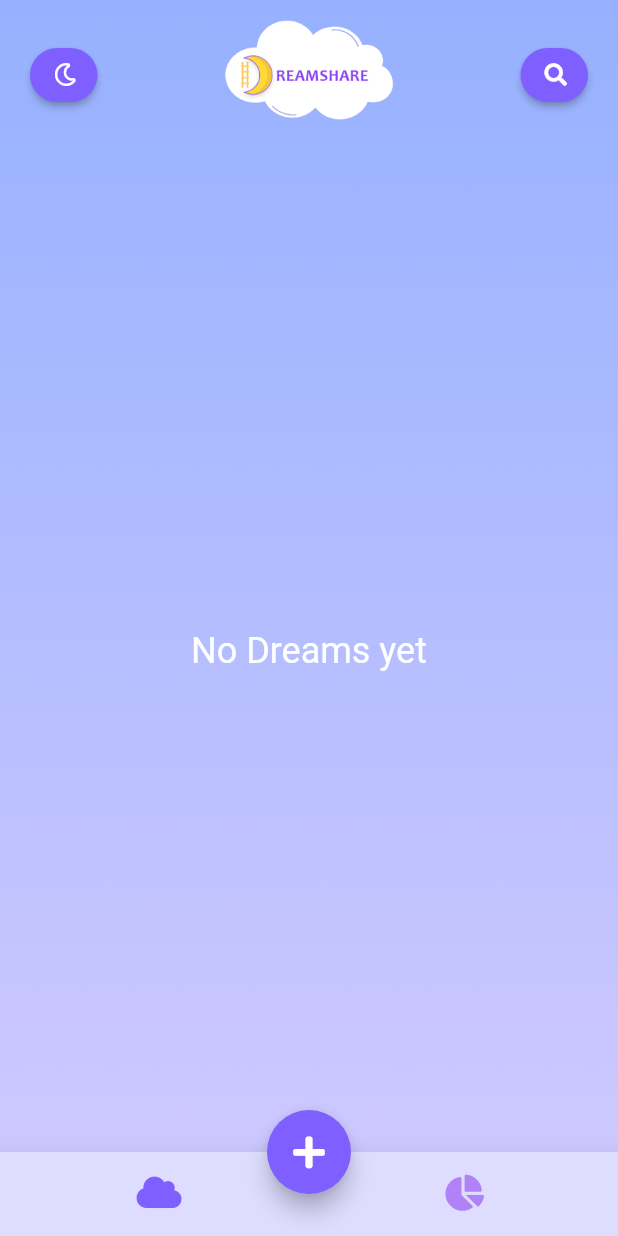
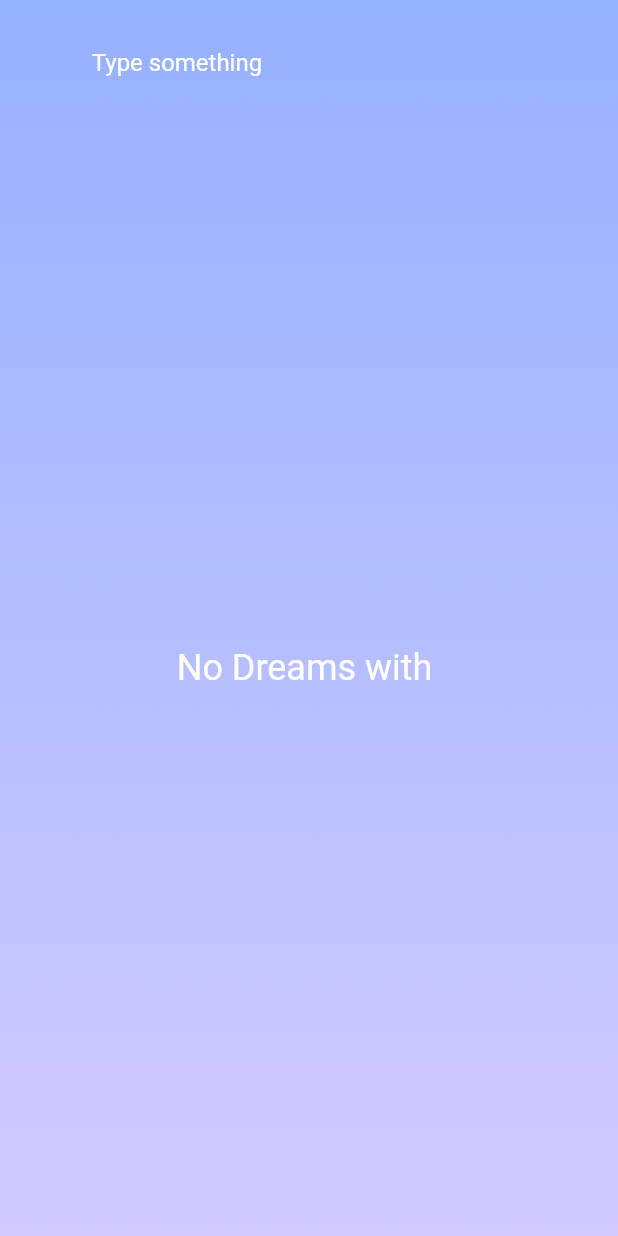
Before and after one commit to elios-cama/DreamNote, a Flutter app: the HomePage screen opened by its route, after a tap on an icon or button, on a phone screen of 412 x 824 dp. Run offline on Flutter 3.47's test engine with Material 2 defaults, Android fonts, the phone set to English and light mode, and no system bars; our stand-ins replace font_awesome_flutter, sqflite; accounts and stored records are empty.

Commit message:
added the dark mode

```diff
--- a/lib/db/database_provider.dart
+++ b/lib/db/database_provider.dart
@@ -66,6 +66,13 @@ CREATE TABLE $tableDreams (
     final result = await daba.query(tableDreams, orderBy: orderBy);
     return result.map((json) => DreamModel.fromJson(json)).toList();
   }
+  Future<List<DreamModel>> readSearchItems(String keyword) async {
+    final daba = await db.database;
+    final orderBy = '${DreamField.time} ASC';
+    final result = await daba.query(tableDreams, orderBy: orderBy, where: '_description LIKE ?', whereArgs: ['%$keyword%']);
+    return result.map((json) => DreamModel.fromJson(json)).toList();
+  }
+
 
   Future<int> update(DreamModel dream) async {
     final daba = await db.database;
--- a/lib/main.dart
+++ b/lib/main.dart
@@ -1,4 +1,5 @@
 import 'package:dreamnote/views/home_page.dart';
+import 'package:dreamnote/views/search_page.dart';
 import 'package:dreamnote/views/welcome_page.dart';
 import 'package:flutter/material.dart';
 
@@ -18,6 +19,7 @@ class MyApp extends StatelessWidget {
       routes: {
         "/"  :(context) => WelcomePage(),
         "/homepage" : (context) => HomePage(),
+
       },
     );
   }
--- a/lib/views/home_page.dart
+++ b/lib/views/home_page.dart
@@ -5,59 +5,68 @@ import 'package:dreamnote/components/purple_button.dart';
 import 'package:dreamnote/db/database_provider.dart';
 import 'package:dreamnote/model/dream_model.dart';
 import 'package:dreamnote/views/AddEdit_page.dart';
+import 'package:dreamnote/views/analytics_page.dart';
 import 'package:dreamnote/views/dreamDetailPage.dart';
+import 'package:dreamnote/views/search_page.dart';
 import 'package:dreamnote/views/welcome_page.dart';
 import 'package:flutter/material.dart';
 import 'package:flutter_staggered_grid_view/flutter_staggered_grid_view.dart';
 import 'package:font_awesome_flutter/font_awesome_flutter.dart';
 
 class HomePage extends StatefulWidget {
-  const HomePage({ Key? key }) : super(key: key);
+  const HomePage({Key? key}) : super(key: key);
 
   @override
   State<HomePage> createState() => _HomePageState();
 }
 
 class _HomePageState extends State<HomePage> {
-
   late List<DreamModel> dreams;
   bool isLoading = false;
-
+  bool darkTheme = true;
+  int index = 0;
   @override
   void initState() {
-
     super.initState();
     refreshDreams();
   }
+
   @override
-  void dispose(){
+  void dispose() {
     DatabaseProvider.db.close();
     super.dispose();
   }
-  Future refreshDreams() async{
+
+  Future refreshDreams() async {
     setState(() => isLoading = true);
     this.dreams = await DatabaseProvider.db.readAllDreams();
     setState(() => isLoading = false);
   }
+
   @override
   Widget build(BuildContext context) {
     return Stack(
       children: [
-        Image.asset(
+        darkTheme
+            ? Image.asset(
                 "lib/assets/gradient.png",
                 height: MediaQuery.of(context).size.height,
                 width: MediaQuery.of(context).size.width,
                 fit: BoxFit.cover,
+              )
+            : Image.asset(
+                "lib/assets/black_theme.png",
+                height: MediaQuery.of(context).size.height,
+                width: MediaQuery.of(context).size.width,
+                fit: BoxFit.cover,
               ),
-
-
         Scaffold(
           backgroundColor: Colors.transparent,
           appBar: PreferredSize(
             preferredSize: Size.fromHeight(100.0),
             child: AppBar(
               //backgroundColor: Colors.white.withOpacity(0),
-        backgroundColor : Colors.transparent,
+              backgroundColor: Colors.transparent,
               elevation: 0,
               bottom: PreferredSize(
                   preferredSize: Size.infinite,
@@ -68,8 +77,11 @@ class _HomePageState extends State<HomePage> {
                       children: [
                         LittlePurpleButton(
                             icon: FontAwesomeIcons.moon,
-                    onpress: (){}
-                  ),
+                            onpress: () {
+                              setState(() {
+                                darkTheme = !darkTheme;
+                              });
+                            }),
                         Image.asset(
                           'lib/assets/logo_dr.png',
                           fit: BoxFit.cover,
@@ -77,7 +89,16 @@ class _HomePageState extends State<HomePage> {
                         ),
                         LittlePurpleButton(
                           icon: FontAwesomeIcons.search,
-                    onpress: (){},
+                          onpress: () {
+                            Navigator.push(
+                              context,
+                              MaterialPageRoute(
+                                builder: (BuildContext context) => SearchPage(
+                                  DarkTheme: darkTheme,
+                                ),
+                              ),
+                            );
+                          },
                         ),
                       ],
                     ),
@@ -85,49 +106,54 @@ class _HomePageState extends State<HomePage> {
               automaticallyImplyLeading: false,
             ),
           ),
-        body: Container(
-
+          body:
+          Container(
               child: Center(
                   child: isLoading
                       ? CircularProgressIndicator()
                       : dreams.isEmpty
                           ? Text(
                               'No Dreams yet',
-                        style: TextStyle( fontSize: 24, color: Colors.white),
+                              style:
+                                  TextStyle(fontSize: 24, color: Colors.white),
                             )
                           : GridView.builder(
-                      gridDelegate: SliverGridDelegateWithFixedCrossAxisCount(
+                              gridDelegate:
+                                  SliverGridDelegateWithFixedCrossAxisCount(
                                 crossAxisCount: 2,
                                 crossAxisSpacing: 10,
                                 mainAxisSpacing: 10,
                               ),
                               itemCount: dreams.length,
                               padding: EdgeInsets.symmetric(horizontal: 20),
-
-                      itemBuilder: (context, index){
+                              itemBuilder: (context, index) {
                                 final dream = dreams[index];
                                 return GestureDetector(
-                        onTap: ()async{
-                          await Navigator.of(context).push(MaterialPageRoute(
-                            builder: (context) => DreamDetailPage(dreamId: dream.id!,),
+                                  onTap: () async {
+                                    await Navigator.of(context)
+                                        .push(MaterialPageRoute(
+                                      builder: (context) => DreamDetailPage(
+                                        dreamId: dream.id!,
+                                        darktheme: darkTheme,
+                                      ),
                                     ));
                                     refreshDreams();
                                   },
-                        child: DreamCardWidget(dream: dreams[index],index: index,),
+                                  child: DreamCardWidget(
+                                    dream: dreams[index],
+                                    index: index,
+                                  ),
                                 );
-                      })
-                      )
-          ),
-
-
-      floatingActionButtonLocation: FloatingActionButtonLocation.miniCenterDocked,
+                              }))),
+          floatingActionButtonLocation:
+              FloatingActionButtonLocation.miniCenterDocked,
           floatingActionButton: FloatingActionButton(
             backgroundColor: Color(0xFF7F5FFF),
             onPressed: () {
               Navigator.push(
                 context,
                 MaterialPageRoute(
-                            builder: (context) => AddEditPage(),
+                  builder: (context) => AddEditPage(DarkTheme: darkTheme,),
                 ),
               );
             },
@@ -136,34 +162,36 @@ class _HomePageState extends State<HomePage> {
             ),
           ),
           bottomNavigationBar: BottomNavigationBar(
-
             type: BottomNavigationBarType.fixed,
-            backgroundColor: Color(0xFFDEDDFF),
+            backgroundColor: darkTheme ? Color(0xFFDEDDFF) : Colors.black,
             selectedIconTheme: IconThemeData(color: Color(0xFF7F5FFF)),
             unselectedIconTheme: IconThemeData(color: Color(0xFFB081F7)),
             showSelectedLabels: false,
             showUnselectedLabels: false,
-            /*currentIndex: currentIndex,
+            currentIndex: index,
             onTap: (index) => setState(() {
-              currentIndex = index;
-            }),*/
+              index = index;
+              print(index);
+            }),
 
             elevation: 15,
             items: [
               BottomNavigationBarItem(
-                icon: Icon(FontAwesomeIcons.cloud,),
+                icon: Icon(
+                  FontAwesomeIcons.cloud,
+                ),
                 label: 'Notes',
               ),
               BottomNavigationBarItem(
-                icon: Icon(FontAwesomeIcons.chartPie, ),
+                icon: Icon(
+                  FontAwesomeIcons.chartPie,
+                ),
                 label: 'Friends',
               ),
-
-
             ],
           ),
-      ),],
-
+        ),
+      ],
     );
   }
 }
--- /dev/null
+++ b/lib/views/search_page.dart
@@ -0,0 +1,140 @@
+// ignore_for_file: prefer_const_constructors
+
+import 'dart:core';
+
+import 'package:dreamnote/components/dreamCardWidget.dart';
+import 'package:dreamnote/db/database_provider.dart';
+import 'package:dreamnote/model/dream_model.dart';
+import 'package:dreamnote/views/dreamDetailPage.dart';
+import 'package:flutter/material.dart';
+
+class SearchPage extends StatefulWidget {
+  final bool DarkTheme;
+  const SearchPage({Key? key, required this.DarkTheme}) : super(key: key);
+
+  @override
+  State<SearchPage> createState() => _SearchPageState();
+}
+
+class _SearchPageState extends State<SearchPage> {
+  DatabaseProvider daba = DatabaseProvider.db;
+
+  late List<DreamModel> dreams;
+  bool isLoading = false;
+
+  String keyword ="";
+
+  @override
+  void initState() {
+
+    super.initState();
+    refreshDreams();
+  }
+  @override
+  void dispose(){
+    DatabaseProvider.db.close();
+    super.dispose();
+  }
+  Future refreshDreams() async{
+    setState(() => isLoading = true);
+    this.dreams = await DatabaseProvider.db.readSearchItems(keyword);
+    setState(() => isLoading = false);
+  }
+
+  @override
+  Widget build(BuildContext context) {
+    Size size = MediaQuery.of(context).size;
+    Future<List<DreamModel>> dreamlist;
+    return Stack(
+      children: [
+        widget.DarkTheme ?
+        Image.asset(
+            "lib/assets/gradient.png",
+            height: MediaQuery.of(context).size.height,
+            width: MediaQuery.of(context).size.width,
+            fit: BoxFit.cover,
+          ) :
+          Image.asset(
+            "lib/assets/black_theme.png",
+            height: MediaQuery.of(context).size.height,
+            width: MediaQuery.of(context).size.width,
+            fit: BoxFit.cover,
+          ),
+        Scaffold(
+            appBar: AppBar(
+              centerTitle: true,
+              elevation: 0,
+              automaticallyImplyLeading: false,
+              backgroundColor: Colors.transparent,
+              bottom: PreferredSize(
+                preferredSize: Size.fromHeight(10),
+                child: Container(
+                   margin: EdgeInsets.only(top: 3),
+                          padding: EdgeInsets.symmetric(
+                            horizontal: 20,
+                          ),
+                          width: size.width * 0.8,
+                          decoration: BoxDecoration(
+                              color:widget.DarkTheme? Colors.transparent : Colors.white,
+
+                              borderRadius: BorderRadius.circular(16)),
+                  child: TextField(
+                    cursorColor: widget.DarkTheme? Colors.white :Colors.black,
+
+                      decoration: InputDecoration(
+                          hintText: "Type something",
+                          hintStyle: TextStyle(color: widget.DarkTheme?Colors.white :Colors.black),
+                          border: InputBorder.none
+                          ),
+                      onChanged: (value) {
+                        setState(() {
+                          keyword = value;
+                        });
+                        refreshDreams();
+
+                      },
+                    ),
+                ),
+              ),
+            ),
+
+            backgroundColor: Colors.transparent,
+            body: Center(
+            child: isLoading
+            ? CircularProgressIndicator()
+            : dreams.isEmpty
+                ? Text(
+                    'No Dreams with $keyword',
+                    style: TextStyle( fontSize: 24, color: Colors.white),
+                  )
+                : Padding(
+                  padding: const EdgeInsets.only(top: 20),
+                  child: GridView.builder(
+                    gridDelegate: SliverGridDelegateWithFixedCrossAxisCount(
+                      crossAxisCount: 2,
+                      crossAxisSpacing: 10,
+                      mainAxisSpacing: 10,
+                    ),
+                    itemCount: dreams.length,
+                    padding: EdgeInsets.symmetric(horizontal: 20),
+
+                    itemBuilder: (context, index){
+                      final dream = dreams[index];
+                    return GestureDetector(
+                      onTap: ()async{
+                        await Navigator.of(context).push(MaterialPageRoute(
+                          builder: (context) => DreamDetailPage(dreamId: dream.id!, darktheme: widget.DarkTheme),
+                          ));
+
+                      },
+                      child: DreamCardWidget(dream: dreams[index],index: index,),
+                    );
+                    }),
+                )
+                  ),
+
+                  )
+      ],
+    );
+  }
+}
```
Also changed, not shown: lib/views/AddEdit_page.dart (+14 -6 lines), lib/views/analytics_page.dart (added, +13 -0 lines), lib/views/dreamDetailPage.dart (+15 -7 lines), lib/assets/black_theme.png (added). Lines whose indentation alone changed are shown as unchanged.
